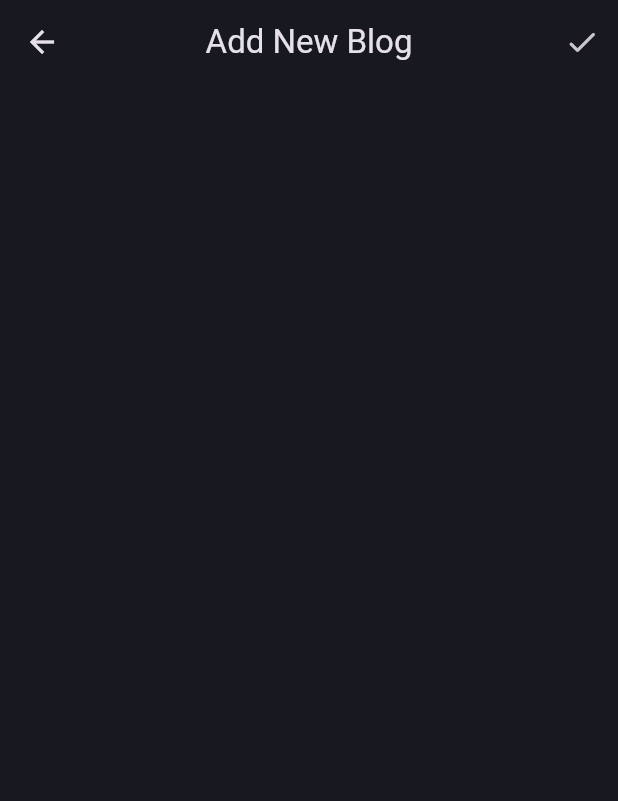
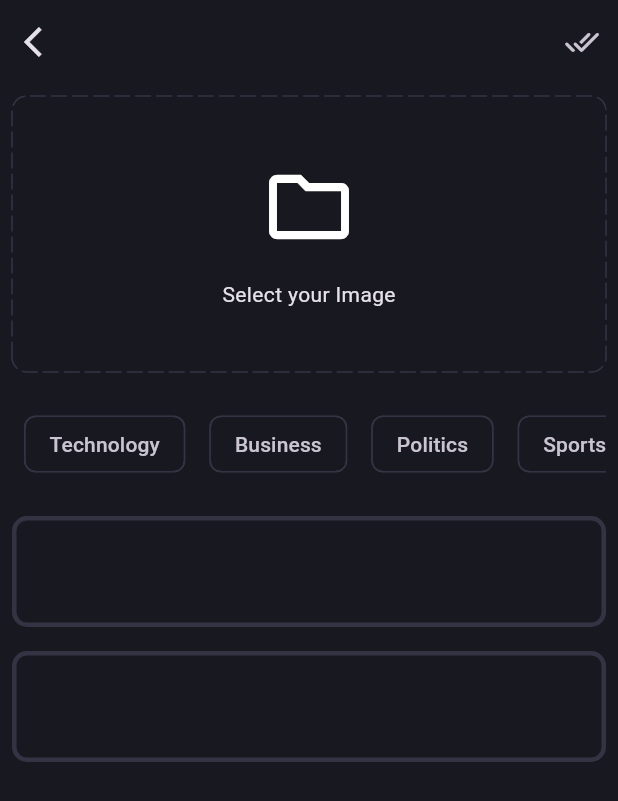
Before and after one commit to Benny-Gich/test3, a Flutter app: the AddNewBlog screen opened directly, on a phone screen of 412 x 824 dp. Shown: the top 801 px of the screen. Run offline on Flutter 3.47's test engine with Material 3 defaults, Android fonts, the phone set to English and light mode, and no system bars; drawn by our look-alikes of dotted_border; our stand-ins replace auto_route, dartz, equatable, flutter_bloc, get_it, supabase_flutter; accounts and stored records are empty.

```diff
--- a/lib/features/auth/presentation/pages/splash_page.dart
+++ b/lib/features/auth/presentation/pages/splash_page.dart
@@ -3,7 +3,7 @@ import 'package:flutter/material.dart';
 class SplashPage extends StatelessWidget {
   const SplashPage({super.key});
   static String route = 'SplashRoute';
-  static String path = '/';
+  static String path = '/splash';
 
   @override
   Widget build(BuildContext context) {
--- a/lib/features/auth/presentation/widgets/auth_field.dart
+++ b/lib/features/auth/presentation/widgets/auth_field.dart
@@ -9,6 +9,7 @@ class AuthField extends StatelessWidget {
   final TextInputType? keyboardType;
   final TextInputAction? textInputAction;
   final Function(String)? onFieldSubmitted;
+
 
   const AuthField({
     super.key,
--- a/lib/features/blog/pages/add_new_blog.dart
+++ b/lib/features/blog/pages/add_new_blog.dart
@@ -1,13 +1,16 @@
+import 'package:dotted_border/dotted_border.dart';
 import 'package:flutter/material.dart';
+import 'package:test3/core/theme/app_pallete.dart';
+import 'package:test3/features/auth/presentation/widgets/auth_field.dart';
+import 'package:test3/features/blog/widgets/blog_editor.dart';
 
 class AddNewBlog extends StatefulWidget {
   const AddNewBlog({super.key});
-  static String route='AddNewBlogRoute';
-  static String path='/blog/add';
+  static String route = 'AddNewBlogRoute';
+  static String path = '/add';
 
   @override
   State<AddNewBlog> createState() => _AddNewBlogState();
-
 }
 
 class _AddNewBlogState extends State<AddNewBlog> {
@@ -15,9 +18,86 @@ class _AddNewBlogState extends State<AddNewBlog> {
   Widget build(BuildContext context) {
     return Scaffold(
       appBar: AppBar(
-        title: Text('Add New Blog'),
-        centerTitle: true,
-        actions: [IconButton(onPressed: () {}, icon: Icon(Icons.done_rounded))],
+        leading: IconButton(
+          onPressed: () {
+            Navigator.pop(context);
+          },
+          icon: Icon(Icons.arrow_back_ios),
+        ),
+
+        actions: [
+          IconButton(onPressed: () {}, icon: Icon(Icons.done_all_rounded)),
+        ],
+      ),
+      body: ListView(
+        children: [
+          Padding(
+            padding: const EdgeInsets.all(8.0),
+            child: Column(
+              children: [
+                DottedBorder(
+                  options: RoundedRectDottedBorderOptions(
+                    color: AppPallete.borderColor,
+                    dashPattern: [10, 4],
+                    strokeCap: StrokeCap.round,
+                    radius: Radius.circular(10),
+                  ),
+                  child: Container(
+                    decoration: BoxDecoration(
+                      borderRadius: BorderRadius.circular(16),
+                    ),
+                    height: 180,
+                    width: double.infinity,
+                    child: Column(
+                      mainAxisAlignment: MainAxisAlignment.center,
+                      children: [
+                        Icon(
+                          Icons.folder_outlined,
+                          size: 64,
+                        ),
+                        SizedBox(height: 16),
+                        Text('Select your Image'),
+                      ],
+                    ),
+                  ),
+                ),
+                SizedBox(height: 16),
+                SingleChildScrollView(
+                  scrollDirection: Axis.horizontal,
+                  child: Row(
+                    mainAxisAlignment: MainAxisAlignment.spaceEvenly,
+                    children:
+                        [
+                              'Technology',
+                              'Business',
+                              'Politics',
+                              'Sports',
+                            ]
+                            .map(
+                              (e) => Padding(
+                                padding: const EdgeInsets.all(8.0),
+                                child: Chip(
+                                  label: Text(e),
+                                  side: BorderSide(
+                                    color: AppPallete.borderColor,
+                                  ),
+                                ),
+                              ),
+                            )
+                            .toList(),
+                  ),
+                ),
+                SizedBox(height: 16),
+                BlogEditor(
+                  controller: TextEditingController(),
+                  hintText: 'Blog Title',
+                ),
+                SizedBox(height: 16),
+                BlogEditor(controller: TextEditingController(), hintText: 'Blog ')
+              ],
+            ),
+          ),
+        ],
       ),
     );
   }
--- a/lib/features/blog/pages/blog_page.dart
+++ b/lib/features/blog/pages/blog_page.dart
@@ -5,7 +5,7 @@ import 'package:test3/features/blog/pages/add_new_blog.dart';
 class BlogPage extends StatelessWidget {
   const BlogPage({super.key});
   static String route = 'BlogPage';
-  static String path='/blog';
+  static String path = '/';
 
   @override
   Widget build(BuildContext context) {
@@ -16,12 +16,15 @@ class BlogPage extends StatelessWidget {
         actions: [
           IconButton(
             onPressed: () {
-              context.router.navigate(NamedRoute(AddNewBlog.path));
+              // Use the route name (defined on the page) rather than the path
+              // AutoRoute's NamedRoute expects the route name, not the path string
+              context.router.navigate(NamedRoute(AddNewBlog.route));
             },
             icon: Icon(Icons.add_circle),
           ),
         ],
       ),
+      body: Column(),
     );
   }
 }
--- /dev/null
+++ b/lib/features/blog/widgets/blog_editor.dart
@@ -0,0 +1,19 @@
+// ignore_for_file: public_member_api_docs, sort_constructors_first
+import 'package:flutter/material.dart';
+
+class BlogEditor extends StatelessWidget {
+  final TextEditingController controller;
+  final String hintText;
+  const BlogEditor({
+    super.key,
+    required this.controller,
+    required this.hintText,
+  });
+
+  @override
+  Widget build(BuildContext context) {
+    return TextFormField(
+      controller: controller,
+    );
+  }
+}
--- a/lib/main.dart
+++ b/lib/main.dart
@@ -5,7 +5,7 @@ import 'package:test3/bootstrap.dart';
 import 'package:test3/core/common/cubit/app_user/app_user_cubit.dart';
 import 'package:test3/core/theme/theme.dart';
 import 'package:test3/features/auth/presentation/bloc/auth_bloc.dart';
-import 'package:test3/features/auth/presentation/pages/home_page.dart';
+import 'package:test3/features/blog/pages/blog_page.dart';
 import 'package:test3/features/auth/presentation/pages/login_page.dart';
 import 'package:test3/features/auth/di/init_dependencies.dart';
 import 'package:test3/router/app_router.dart';
@@ -75,7 +75,7 @@ class _MyAppState extends State<MyApp> {
         BlocListener<AppUserCubit, AppUserState>(
           listener: (context, state) {
             if (state is AppUserLoggedIn) {
-              appRouter.replaceAll([NamedRoute(HomePage.route)]);
+              appRouter.replaceAll([NamedRoute(BlogPage.route)]);
             } else {
               appRouter.replaceAll([NamedRoute(LogInPage.route)]);
             }
--- a/lib/router/app_router.dart
+++ b/lib/router/app_router.dart
@@ -1,5 +1,5 @@
 import 'package:auto_route/auto_route.dart';
-import 'package:test3/features/auth/presentation/pages/home_page.dart';
+import 'package:test3/features/blog/pages/home_page.dart';
 import 'package:test3/features/auth/presentation/pages/login_page.dart';
 import 'package:test3/features/auth/presentation/pages/signup_page.dart';
 import 'package:test3/features/auth/presentation/pages/splash_page.dart';
--- a/pubspec.yaml
+++ b/pubspec.yaml
@@ -40,6 +40,7 @@ dependencies:
   supabase_flutter: ^2.10.3
   flutter_bloc: ^9.1.1
   equatable: ^2.0.7
+  dotted_border: ^3.1.0
 
 
 dev_dependencies:
```
Also changed, not shown: lib/features/blog/pages/home_page.dart (renamed from lib/features/auth/presentation/pages/home_page.dart), pubspec.lock, 1 other file.
